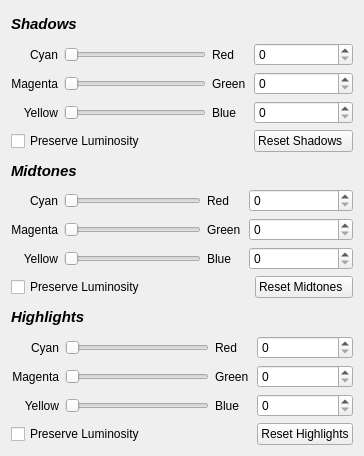
First picture: the form in krita/plugins/filters/colorsfilters/wdg_color_balance.ui, repository KDE/krita, before the edit.
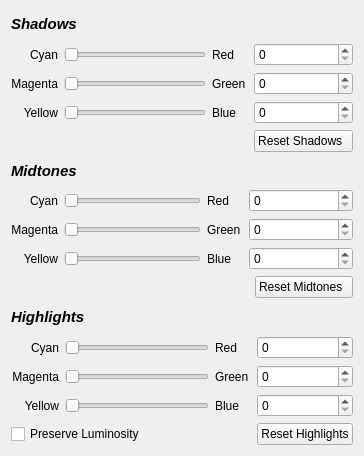
Second picture: the form after the edit.

Commit message: improving the balance filter

Patch:
```diff
--- a/krita/plugins/filters/colorsfilters/wdg_color_balance.ui
+++ b/krita/plugins/filters/colorsfilters/wdg_color_balance.ui
@@ -89,16 +89,6 @@
        </property>
       </widget>
      </item>
-     <item row="3" column="0" colspan="2">
-      <widget class="QCheckBox" name="chkPreserveShadows">
-       <property name="layoutDirection">
-        <enum>Qt::LeftToRight</enum>
-       </property>
-       <property name="text">
-        <string>Preserve Luminosity</string>
-       </property>
-      </widget>
-     </item>
      <item row="3" column="3">
       <widget class="QPushButton" name="pushResetShadows">
        <property name="text">
@@ -222,13 +212,6 @@
      <item row="2" column="3" colspan="2">
       <widget class="QSpinBox" name="yellowBlueMidtonesSpinbox"/>
      </item>
-     <item row="3" column="0" colspan="2">
-      <widget class="QCheckBox" name="chkPreserveMidtones">
-       <property name="text">
-        <string>Preserve Luminosity</string>
-       </property>
-      </widget>
-     </item>
      <item row="0" column="1">
       <widget class="QSlider" name="cyanRedMidtonesSlider">
        <property name="orientation">
```
Left out of the diff: 5 changed lines with no effect on the pictures. The commit also changes 5 other files.
